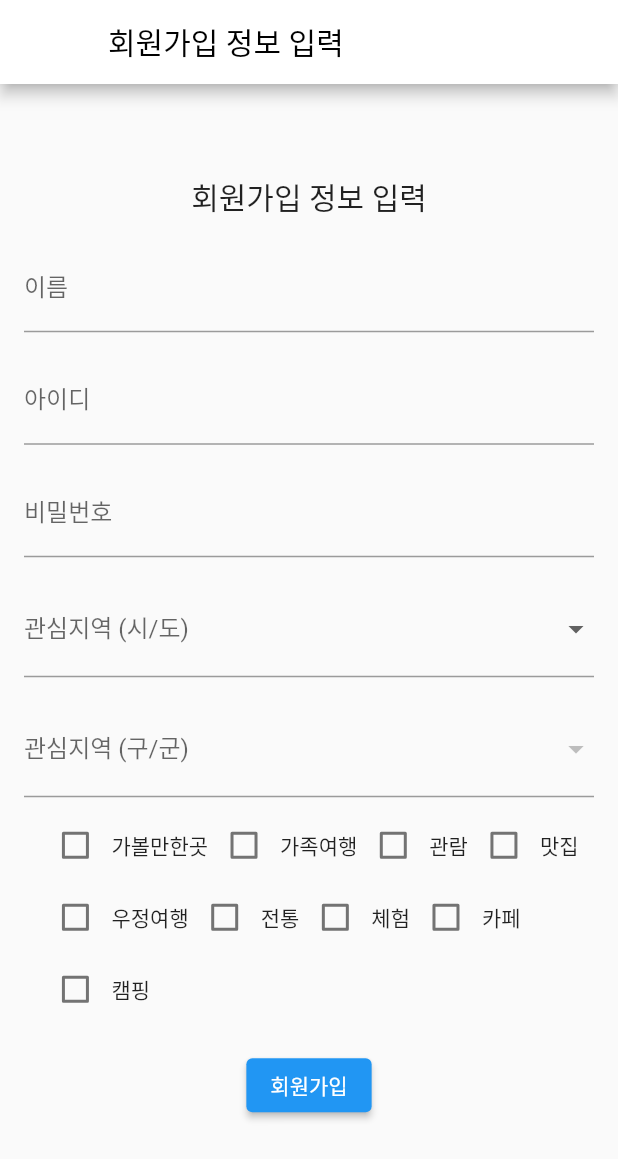
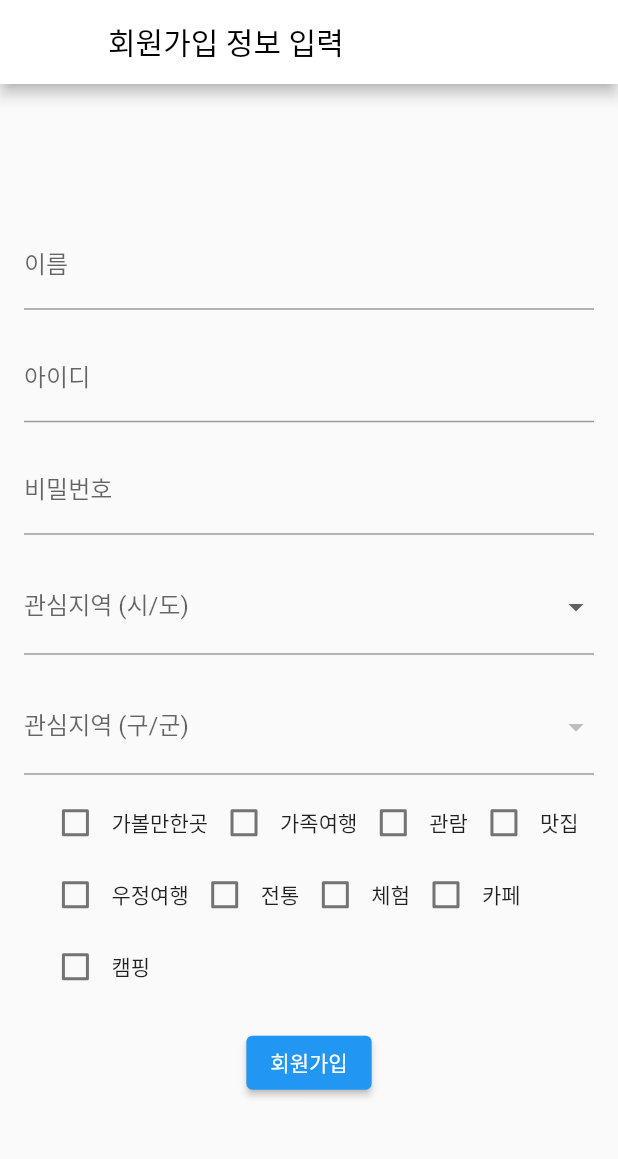
Before and after one commit to sb8919/travelplus_app, a Flutter app: the Join screen opened directly, on a phone screen of 412 x 824 dp. Shown: the top 1159 px of the screen. Run offline on Flutter 3.47's test engine with Material 2 defaults, Android fonts, the phone set to English and light mode, and no system bars; our stand-ins replace cached_network_image, dio, flutter_map, font_awesome_flutter, geolocator, latlong2; missing offline and left inert: mysql1; Roboto replaces fonts that are missing (JejuGothic).

```diff
--- a/lib/login/join.dart
+++ b/lib/login/join.dart
@@ -108,10 +108,6 @@ class _JoinState extends State<Join> {
           child: Column(
             mainAxisAlignment: MainAxisAlignment.center,
             children: <Widget>[
-              Text(
-                '회원가입 정보 입력',
-                style: TextStyle(fontSize: 20),
-              ),
               SizedBox(height: 16),
               TextFormField(
                 controller: nameController,
```
